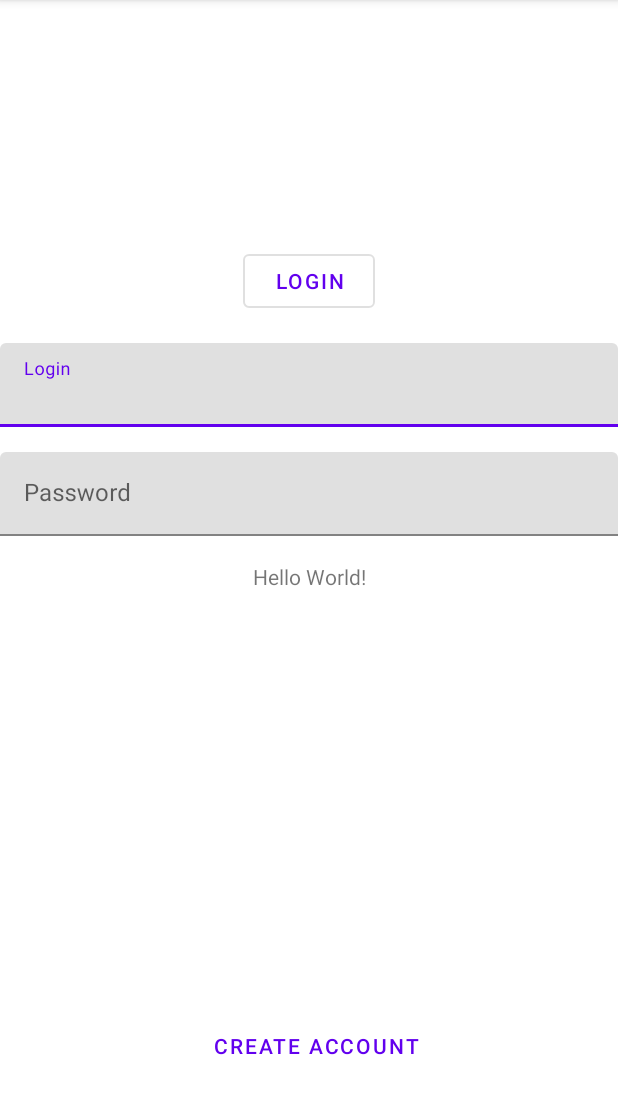
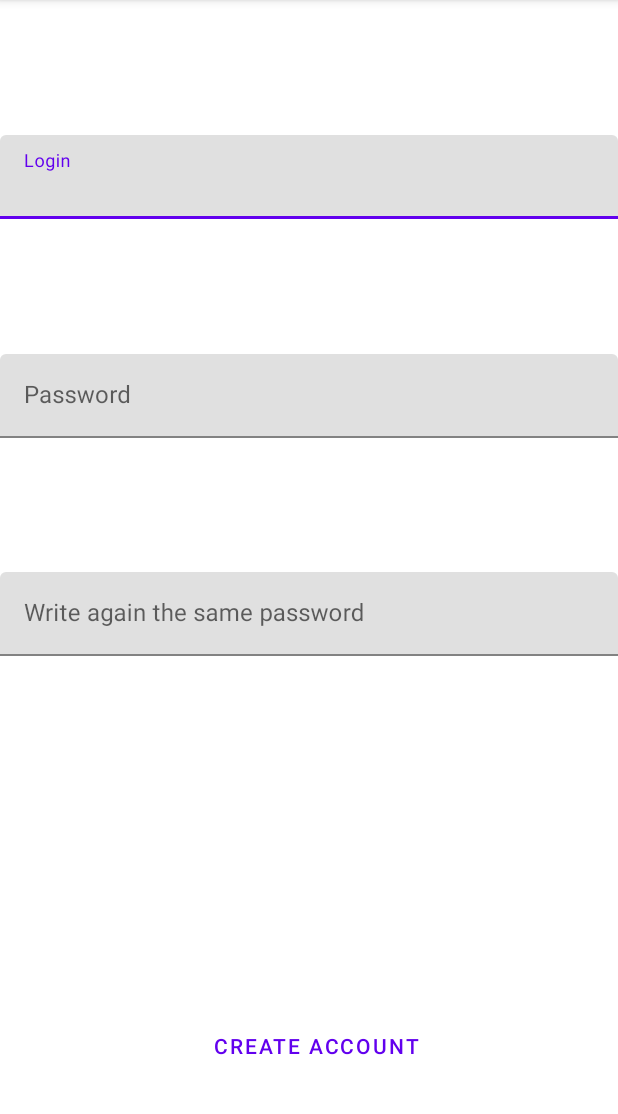
Before and after one commit to marn974/4A_project, an Android app: the screen it shows after launch (MainActivity before the commit, CreateAccountActivity after it), after a tap on "CREATE ACCOUNT", on a phone screen of 412 x 824 dp, the part 84-1198 px from its top. Run offline under Robolectric (Android 15) with nearby library versions, the phone set to English and light mode, and no system bars; our stand-ins replace Room's generated code.

Commit message:
[features] Create account activity

```diff
--- a/app/src/main/AndroidManifest.xml
+++ b/app/src/main/AndroidManifest.xml
@@ -2,7 +2,7 @@
 <manifest xmlns:android="http://schemas.android.com/apk/res/android"
     package="com.example.a4a_project">
 
-    <uses-permission android:name="android.permission.INTERNET"/>
+    <uses-permission android:name="android.permission.INTERNET" />
 
     <application
         android:name=".injection.EsieaApplication"
@@ -12,6 +12,7 @@
         android:roundIcon="@mipmap/ic_launcher_round"
         android:supportsRtl="true"
         android:theme="@style/AppTheme">
+        <activity android:name=".presentation.main.CreateAccountActivity"></activity>
 
         <activity android:name=".presentation.main.MainActivity">
             <intent-filter>
@@ -20,7 +21,8 @@
                 <category android:name="android.intent.category.LAUNCHER" />
             </intent-filter>
         </activity>
-        <activity android:name=".presentation.main.DataGhibliActivity" ></activity>
+        <activity android:name=".presentation.main.DataGhibliActivity" />
+
     </application>
 
 </manifest>
--- a/app/src/main/java/com/example/a4a_project/data/local/DatabaseDao.kt
+++ b/app/src/main/java/com/example/a4a_project/data/local/DatabaseDao.kt
@@ -18,8 +18,8 @@ interface DatabaseDao {
     fun findByLoginInformation(givenUserName: String, givenPassword : String): UserLocal ?
 
 
-    @Query("SELECT * FROM UserLocal WHERE UserLocal.Username LIKE :username")
-    fun findByTitle(username: String): UserLocal
+    @Query("SELECT * FROM UserLocal WHERE UserLocal.Username LIKE :username LIMIT 1")
+    fun findByUsername(username: String): UserLocal
 
     @Insert
     fun insert(user: UserLocal)
--- a/app/src/main/java/com/example/a4a_project/data/local/models/UserLocal.kt
+++ b/app/src/main/java/com/example/a4a_project/data/local/models/UserLocal.kt
@@ -23,3 +23,7 @@ fun User.toData() : UserLocal {
 fun UserLocal.toEntity() : User {
     return User(username = username, password = password)
 }
+
+fun UserLocal.toUsername() : String {
+    return username
+}
--- /dev/null
+++ b/app/src/main/java/com/example/a4a_project/domain/usecase/GetUsernameUseCase.kt
@@ -0,0 +1,13 @@
+package com.example.a4a_project.domain.usecase
+
+import com.example.a4a_project.data.repository.UserRepository
+import com.example.a4a_project.domain.entity.User
+
+class GetUsernameUseCase(
+    private val userRepository: UserRepository
+) {
+    //Nous permet de faire les choses en asynchrones
+    suspend fun invoke(username : String) : String?{
+        return userRepository.getUsername(username)
+    }
+}
--- a/app/src/main/java/com/example/a4a_project/injection/ApplicationModul.kt
+++ b/app/src/main/java/com/example/a4a_project/injection/ApplicationModul.kt
@@ -8,6 +8,8 @@ import com.example.a4a_project.data.local.DatabaseDao
 import com.example.a4a_project.data.repository.UserRepository
 import com.example.a4a_project.domain.usecase.CreateUserUseCase
 import com.example.a4a_project.domain.usecase.GetUserUseCase
+import com.example.a4a_project.domain.usecase.GetUsernameUseCase
+import com.example.a4a_project.presentation.main.CreateAccountViewModel
 import com.example.a4a_project.presentation.main.MainViewModel
 import org.koin.android.ext.koin.androidContext
 import org.koin.core.module.Module
@@ -16,11 +18,13 @@ import org.koin.dsl.module
 // Define how each class object is instantiated ?
 val presentationModule = module{
     factory { MainViewModel(get(), get()) }
+    factory { CreateAccountViewModel(get(), get()) }
 }
 
 val domain : Module = module {
     factory { CreateUserUseCase(get()) }
     factory { GetUserUseCase(get()) }
+    factory { GetUsernameUseCase(get()) }
 }
 
 val dataModule : Module = module {
--- a/app/src/main/java/com/example/a4a_project/presentation/main/CreateStatus.kt
+++ b/app/src/main/java/com/example/a4a_project/presentation/main/CreateStatus.kt
@@ -4,3 +4,5 @@ sealed class CreateStatus
 
 object CreateSuccess : CreateStatus()
 object CreateError : CreateStatus()
+object CreateErrorUser : CreateStatus()
+object CreateErrorPassword : CreateStatus()
--- a/app/src/main/java/com/example/a4a_project/presentation/main/MainActivity.kt
+++ b/app/src/main/java/com/example/a4a_project/presentation/main/MainActivity.kt
@@ -3,6 +3,7 @@ package com.example.a4a_project.presentation.main
 import android.content.Intent
 import androidx.appcompat.app.AppCompatActivity
 import android.os.Bundle
+import android.util.Log
 import androidx.lifecycle.Observer
 import com.example.a4a_project.R
 import com.example.a4a_project.data.Ghibli
@@ -45,28 +46,7 @@ class MainActivity : AppCompatActivity() {
             }
         })
 
-        mainViewModel.createLiveData.observe(this, Observer {
-                when (it) {
-                    is CreateSuccess -> {
-                        MaterialAlertDialogBuilder(this)
-                            .setTitle("Creation success ")
-                            .setMessage("you succeed motherfucker.")
-                            .setPositiveButton("Try again") { dialog, which ->
-                                dialog.dismiss()
-                            }
-                            .show()
-                    }
-                    CreateError -> {
-                        MaterialAlertDialogBuilder(this)
-                            .setTitle("Creation Error")
-                            .setMessage("Information unknown.")
-                            .setPositiveButton("Try again") { dialog, which ->
-                                dialog.dismiss()
-                            }
-                            .show()
-                    }
-                }
-            })
+
 
 
 
@@ -77,8 +57,9 @@ class MainActivity : AppCompatActivity() {
 
         //Add activity ?
         create_account_button.setOnClickListener {
-            if(!login_edit.text.toString().trim().equals("") && !password_edit.text.toString().trim().equals(""))
-                mainViewModel.onClickedCreate(login_edit.text.toString().trim(), password_edit.text.toString().trim()) // to delete space
+            val intent = Intent(this, CreateAccountActivity::class.java)
+            Log.i("Create account button", "CLIKED")
+            startActivity(intent)
         }
 
 
--- a/app/src/main/java/com/example/a4a_project/presentation/main/MainViewModel.kt
+++ b/app/src/main/java/com/example/a4a_project/presentation/main/MainViewModel.kt
@@ -57,7 +57,7 @@ class MainViewModel(
         }
 
     }
-
+    //Change on Click ?
     fun onClickedCreate(username: String, password: String){
 
         //On change de thread (similar to coroutine)
@@ -83,9 +83,5 @@ class MainViewModel(
     }
 
 
-    fun saveList( list : List<Ghibli>){
-
-    }
-
 
 }
--- /dev/null
+++ b/app/src/main/res/layout/activity_create_account.xml
@@ -0,0 +1,82 @@
+<?xml version="1.0" encoding="utf-8"?>
+<androidx.constraintlayout.widget.ConstraintLayout xmlns:android="http://schemas.android.com/apk/res/android"
+    xmlns:app="http://schemas.android.com/apk/res-auto"
+    xmlns:tools="http://schemas.android.com/tools"
+    android:layout_width="match_parent"
+    android:layout_height="match_parent"
+    tools:context=".presentation.main.CreateAccountActivity">
+
+
+
+    <com.google.android.material.button.MaterialButton
+        android:id="@+id/create_account_button"
+        android:layout_width="wrap_content"
+        android:layout_height="wrap_content"
+        style="@style/Widget.MaterialComponents.Button.TextButton"
+        android:text="CREATE ACCOUNT"
+        app:layout_constraintBottom_toBottomOf="parent"
+        app:layout_constraintHorizontal_bias="0.52"
+        app:layout_constraintLeft_toLeftOf="parent"
+        app:layout_constraintRight_toRightOf="parent"
+        app:layout_constraintTop_toTopOf="parent"
+        app:layout_constraintVertical_bias="0.935" />
+
+
+    <com.google.android.material.textfield.TextInputLayout
+        android:id="@+id/login_input"
+        android:layout_width="match_parent"
+        android:layout_height="wrap_content"
+        android:hint="Login"
+        app:layout_constraintBottom_toTopOf="@+id/password_input"
+        app:layout_constraintEnd_toEndOf="parent"
+        app:layout_constraintStart_toStartOf="parent"
+        app:layout_constraintTop_toTopOf="parent">
+
+        <com.google.android.material.textfield.TextInputEditText
+            android:id="@+id/login_edit"
+            android:layout_width="match_parent"
+            android:layout_height="wrap_content"
+            android:inputType="text"
+            />
+
+    </com.google.android.material.textfield.TextInputLayout>
+
+    <com.google.android.material.textfield.TextInputLayout
+        android:id="@+id/password_input"
+        android:layout_width="match_parent"
+        android:layout_height="wrap_content"
+        android:hint="Password"
+        app:layout_constraintBottom_toTopOf="@+id/password_checking_input"
+        app:layout_constraintEnd_toEndOf="parent"
+        app:layout_constraintStart_toStartOf="parent"
+        app:layout_constraintTop_toBottomOf="@+id/login_input" >
+
+        <com.google.android.material.textfield.TextInputEditText
+            android:id="@+id/password_edit"
+            android:layout_width="match_parent"
+            android:layout_height="wrap_content"
+            android:inputType="textPassword"
+            />
+
+    </com.google.android.material.textfield.TextInputLayout>
+
+    <com.google.android.material.textfield.TextInputLayout
+        android:id="@+id/password_checking_input"
+        android:layout_width="match_parent"
+        android:layout_height="wrap_content"
+        android:hint="Write again the same password"
+        app:layout_constraintBottom_toTopOf="@+id/create_account_button"
+        app:layout_constraintEnd_toEndOf="parent"
+        app:layout_constraintStart_toStartOf="parent"
+        app:layout_constraintTop_toBottomOf="@+id/login_input" >
+
+        <com.google.android.material.textfield.TextInputEditText
+            android:id="@+id/password_edit_checking"
+            android:layout_width="match_parent"
+            android:layout_height="wrap_content"
+            android:inputType="textPassword"
+            />
+
+    </com.google.android.material.textfield.TextInputLayout>
+
+</androidx.constraintlayout.widget.ConstraintLayout>
```
Also changed, not shown: app/src/main/java/com/example/a4a_project/data/repository/UserRepository.kt (+7 -1 lines), app/src/main/java/com/example/a4a_project/presentation/main/CreateAccountActivity.kt (added, +74 -0 lines), app/src/main/java/com/example/a4a_project/presentation/main/CreateAccountViewModel.kt (added, +67 -0 lines).
